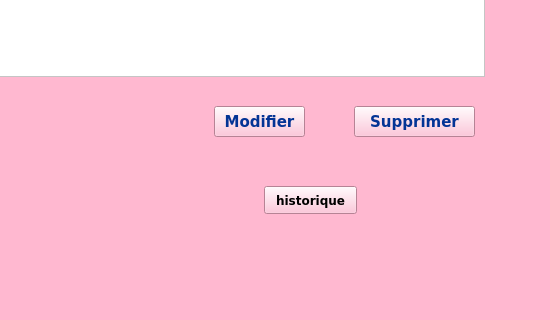
24-25PCPP2A27/projet2a-2a27-smart-clothing-store, file mainwindow.ui: the form before one commit; both pictures show x 706 to 1256 and y 314 to 634 of the 1256 by 634 pixel window.
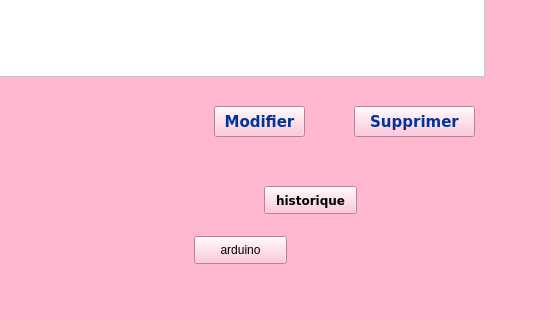
The form after the commit. Icons and pictures are not drawn.

The edit to the form file:
```diff
--- a/mainwindow.ui
+++ b/mainwindow.ui
@@ -6012,6 +6012,19 @@
      <bool>true</bool>
     </property>
    </widget>
+   <widget class="QPushButton" name="pushButton_2">
+    <property name="geometry">
+     <rect>
+      <x>900</x>
+      <y>550</y>
+      <width>93</width>
+      <height>28</height>
+     </rect>
+    </property>
+    <property name="text">
+     <string>arduino</string>
+    </property>
+   </widget>
    <zorder>label_3</zorder>
    <zorder>email_label</zorder>
    <zorder>categorie_label</zorder>
```
Left out of the diff: 1 changed line with no effect on the pictures.
